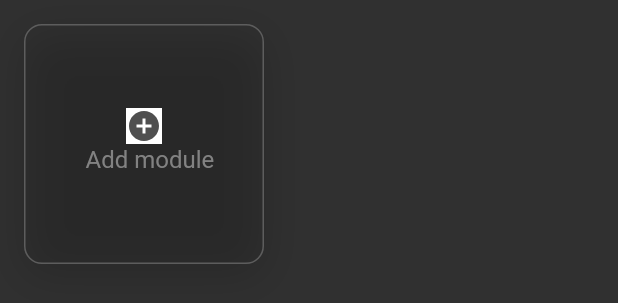
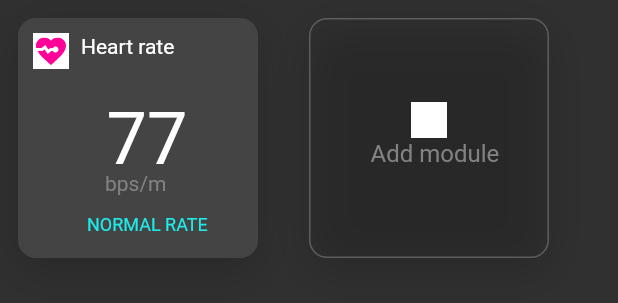
Before and after one commit to gauthamns/biohack20, a Flutter app: the DashboardPage widget shown alone on an empty page, opened directly, on a phone screen of 412 x 824 dp. Shown: the top 303 px of the screen. Run offline on Flutter 3.47's test engine with Material 2 defaults, Android fonts, the phone set to English and light mode, and no system bars; our stand-ins replace dropdown_formfield, flutter_svg, shared_preferences; accounts and stored records are empty; Roboto replaces fonts that are missing (Rajdhani).

Commit message:
Subscribe to heart module if none are subscribed.

```diff
--- a/lib/app/dashboard/dashboard_page.dart
+++ b/lib/app/dashboard/dashboard_page.dart
@@ -22,7 +22,7 @@ class DashboardPage extends StatelessWidget {
     gridWidgets.add(AddModuleButton());
 
     return Container(
-      padding: EdgeInsets.all(16.0),
+      padding: EdgeInsets.all(12.0),
       child: GridView.count(crossAxisCount: 2, children: gridWidgets),
     );
   }
@@ -34,6 +34,9 @@ class DashboardPage extends StatelessWidget {
       subscribedModuleIDs.forEach((moduleID) {
         modules.add(allModules[moduleID]);
       });
+    } else {
+      // For now, let's just add heart rate module.
+      modules.add(heartModule);
     }
 
     return modules;
--- a/lib/app/modules/add_module_button.dart
+++ b/lib/app/modules/add_module_button.dart
@@ -1,5 +1,4 @@
 import 'package:flutter/material.dart';
-import 'package:flutter_svg/svg.dart';
 
 class AddModuleButton extends StatelessWidget {
   @override
@@ -45,8 +44,7 @@ class AddModuleButton extends StatelessWidget {
                     Positioned(
                       top: 2,
                       left: 2,
-                      child: SvgPicture.asset('assets/images/addmodule.svg',
-                          semanticsLabel: 'vector'),
+                      child: Icon(Icons.add_circle),
                     ),
                   ]))),
           Positioned(
--- a/lib/data/all_modules.dart
+++ b/lib/data/all_modules.dart
@@ -7,8 +7,8 @@ Map<String, Module> allModules = {
   waterModule.id: waterModule,
 };
 
-Module heartModule = Module(
-    "1", "Heart", "Module to keep the heart healthy", "graphics/heartimg.png");
+Module heartModule = Module("1", "Heart", "Module to keep the heart healthy",
+    "assets/images/heartmodule.svg");
 
 Module waterModule = Module(
     "2", "Water", "Drink water. For water is life", "graphics/water.png");
--- a/pubspec.yaml
+++ b/pubspec.yaml
@@ -44,6 +44,7 @@ dev_dependencies:
 flutter:
   assets:
     - assets/images/addmodule.svg
+    - assets/images/heartmodule.svg
 
   # The following line ensures that the Material Icons font is
   # included with your application, so that you can use the icons in
```
Also changed, not shown: assets/images/heartmodule.svg (added).
